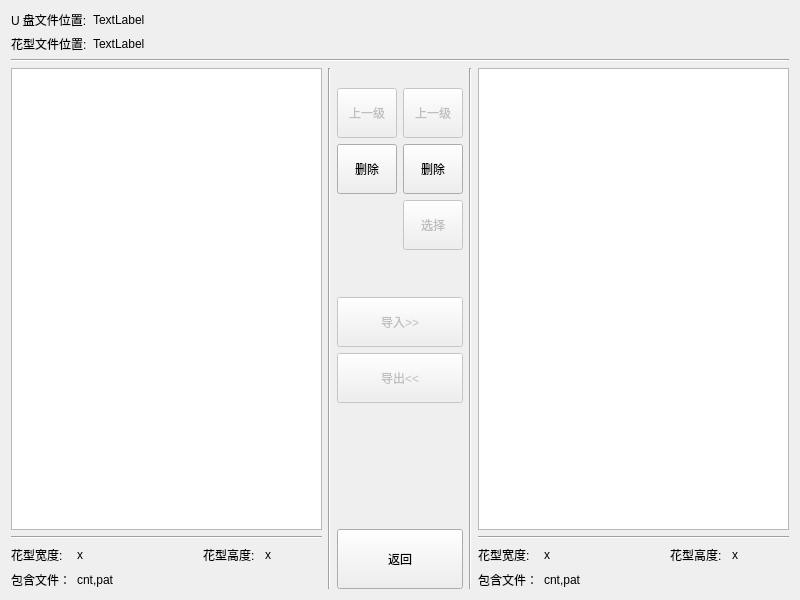
Qt form qformfile.ui (httpftpli/mdimh) before a commit.
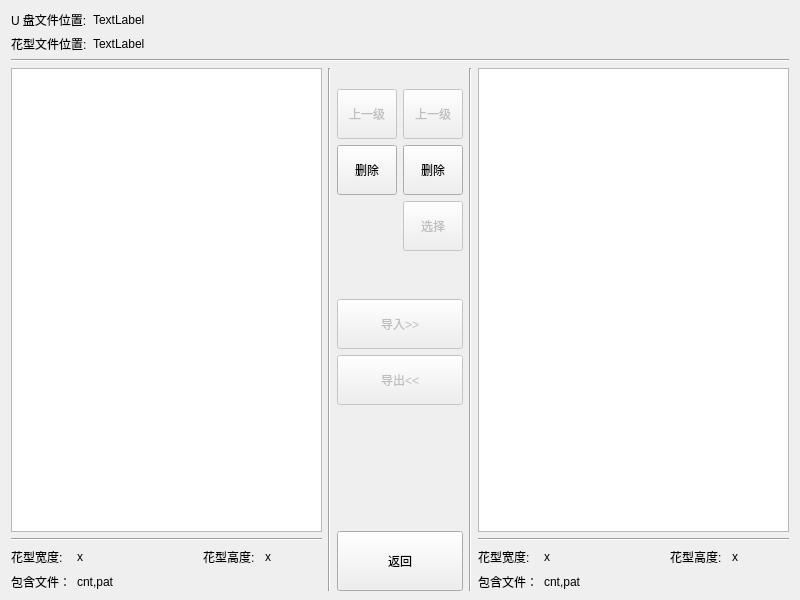
The same form after that commit. Custom widgets are drawn as their Qt base class.

What changed in the file:
```diff
--- a/qformfile.ui
+++ b/qformfile.ui
@@ -17,6 +17,9 @@
    <bool>false</bool>
   </property>
   <layout class="QVBoxLayout" name="verticalLayout_5">
+   <property name="bottomMargin">
+    <number>9</number>
+   </property>
    <item>
     <layout class="QGridLayout" name="gridLayout_3">
      <item row="1" column="0">
```
Left out of the diff: 60 changed lines with no effect on the pictures.
